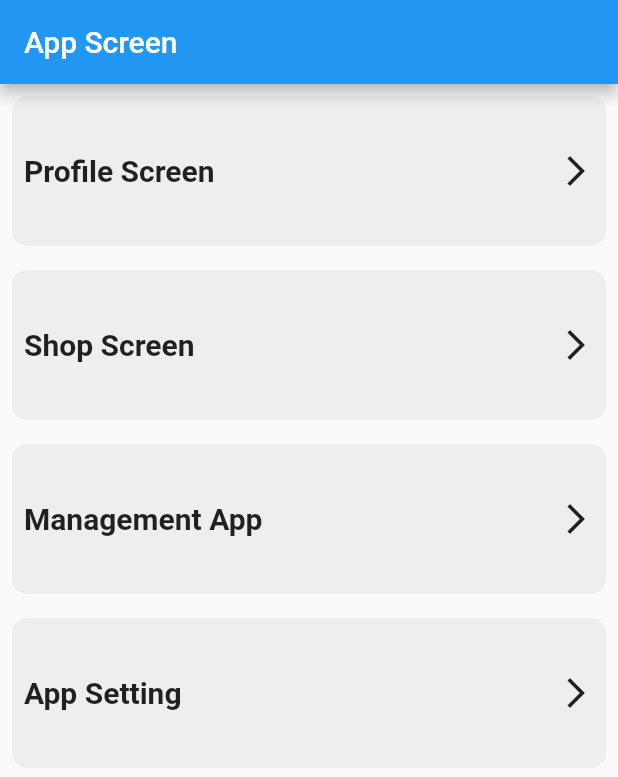
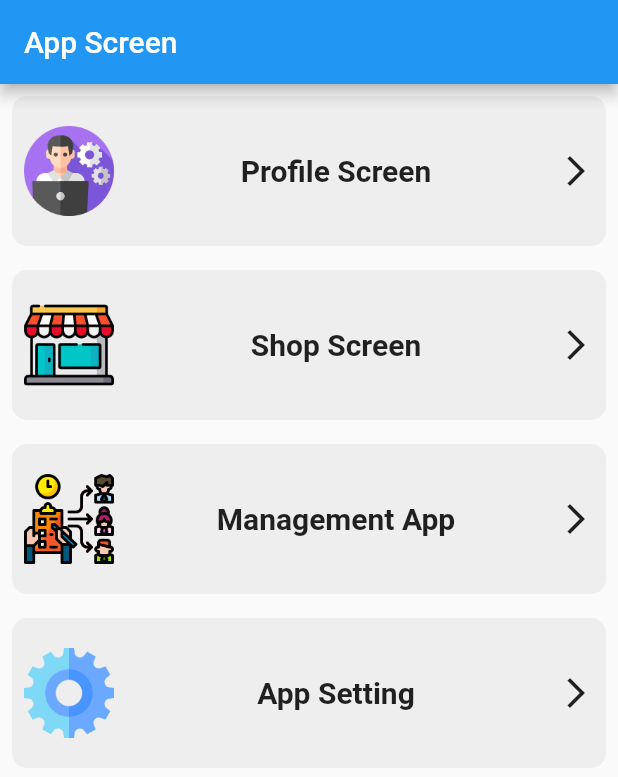
Before and after one commit to PHANNA11/App_UI_design, a Flutter app: the screen it shows after launch, on a phone screen of 412 x 824 dp. Shown: the top 777 px of the screen. Run offline on Flutter 3.47's test engine with Material 2 defaults, Android fonts, the phone set to English and light mode, and no system bars; our stand-ins replace badges, get, get_storage, shimmer; missing offline and left inert: dart:ffi.

Commit message:
add Icons App

```diff
--- a/lib/view/home_screen.dart
+++ b/lib/view/home_screen.dart
@@ -33,6 +33,7 @@ class _HomeScreenState extends State<HomeScreen> {
                     builder: (context) => ProfileScreen(),
                   ));
             },
+            imageIcons: 'assets/icons/software-engineer.png',
           ),
           MenuWidget(
             title: 'Shop Screen',
@@ -43,6 +44,7 @@ class _HomeScreenState extends State<HomeScreen> {
                     builder: (context) => ShopScreen(),
                   ));
             },
+            imageIcons: 'assets/icons/store.png',
           ),
           MenuWidget(
             title: 'Management App',
@@ -53,12 +55,14 @@ class _HomeScreenState extends State<HomeScreen> {
                     builder: (context) => const HomeManagementScreen(),
                   ));
             },
+            imageIcons: 'assets/icons/management.png',
           ),
           MenuWidget(
             title: 'App Setting',
             callRoute: () {
               Get.to(() => HomeSettingApp());
             },
+            imageIcons: 'assets/icons/settings.png',
           ),
         ],
       ),
--- a/lib/widget/menu_widget.dart
+++ b/lib/widget/menu_widget.dart
@@ -4,9 +4,10 @@ import 'package:flutter/src/widgets/placeholder.dart';
 
 // ignore: must_be_immutable
 class MenuWidget extends StatelessWidget {
-  MenuWidget({super.key, this.title, required this.callRoute});
+  MenuWidget({super.key, this.title, required this.callRoute, this.imageIcons});
   String? title = '';
   final void Function() callRoute;
+  String? imageIcons;
   @override
   Widget build(BuildContext context) {
     return Padding(
@@ -24,11 +25,19 @@ class MenuWidget extends StatelessWidget {
           child: Row(
             mainAxisAlignment: MainAxisAlignment.spaceBetween,
             children: [
+              Container(
+                height: 60,
+                width: 60,
+                decoration: BoxDecoration(
+                    image: DecorationImage(
+                        image: AssetImage(imageIcons.toString()))),
+              ),
               Text(
                 title!,
-                style: TextStyle(fontSize: 20, fontWeight: FontWeight.bold),
+                style:
+                    const TextStyle(fontSize: 20, fontWeight: FontWeight.bold),
               ),
-              Icon(Icons.arrow_forward_ios_outlined)
+              const Icon(Icons.arrow_forward_ios_outlined)
             ],
           ),
         ),
--- a/pubspec.yaml
+++ b/pubspec.yaml
@@ -63,8 +63,8 @@ flutter:
   uses-material-design: true
 
   # To add assets to your application, add an assets section, like this:
-  # assets:
-  #   - images/a_dot_burr.jpeg
+  assets:
+    - assets/icons/
   #   - images/a_dot_ham.jpeg
 
   # An image asset can refer to one or more resolution-specific "variants", see
```
Also changed, not shown: assets/icons/management.png (added), assets/icons/settings.png (added), assets/icons/shopping-online.png (added), assets/icons/software-engineer.png (added), assets/icons/store.png (added), assets/icons/tablet.png (added), assets/icons/user.png (added).
